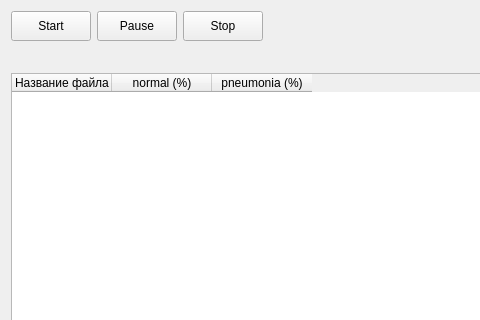
Above: gui/ui/main_widget.ui from dinar667/anomaly_detector before the change; both pictures show x 0 to 480 and y 0 to 320 of the 1054 by 601 pixel window. Below: the same form after it.
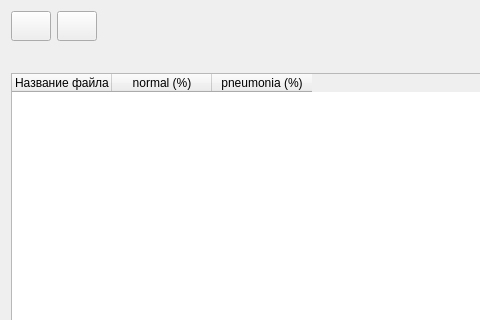
That is the form after the change. Icons and pictures are not drawn. Custom widgets are drawn as their Qt base class.

Commit message: Добавлены иконки к кнопкам пуска и стоп

Patch:
```diff
--- a/gui/ui/main_widget.ui
+++ b/gui/ui/main_widget.ui
@@ -27,21 +27,9 @@
          <height>30</height>
         </size>
        </property>
-       <property name="text">
-        <string>Start</string>
-       </property>
-      </widget>
-     </item>
-     <item>
-      <widget class="QPushButton" name="pauseButton">
-       <property name="minimumSize">
-        <size>
-         <width>0</width>
-         <height>30</height>
-        </size>
-       </property>
-       <property name="text">
-        <string>Pause</string>
+       <property name="icon">
+        <iconset resource="../resources/resources.qrc">
+         <normaloff>:/images/play.svg</normaloff>:/images/play.svg</iconset>
        </property>
       </widget>
      </item>
@@ -53,8 +41,9 @@
          <height>30</height>
         </size>
        </property>
-       <property name="text">
-        <string>Stop</string>
+       <property name="icon">
+        <iconset resource="../resources/resources.qrc">
+         <normaloff>:/images/stop.svg</normaloff>:/images/stop.svg</iconset>
        </property>
       </widget>
      </item>
```
Left out of the diff: 21 changed lines with no effect on the pictures. The commit also changes 3 other files.
